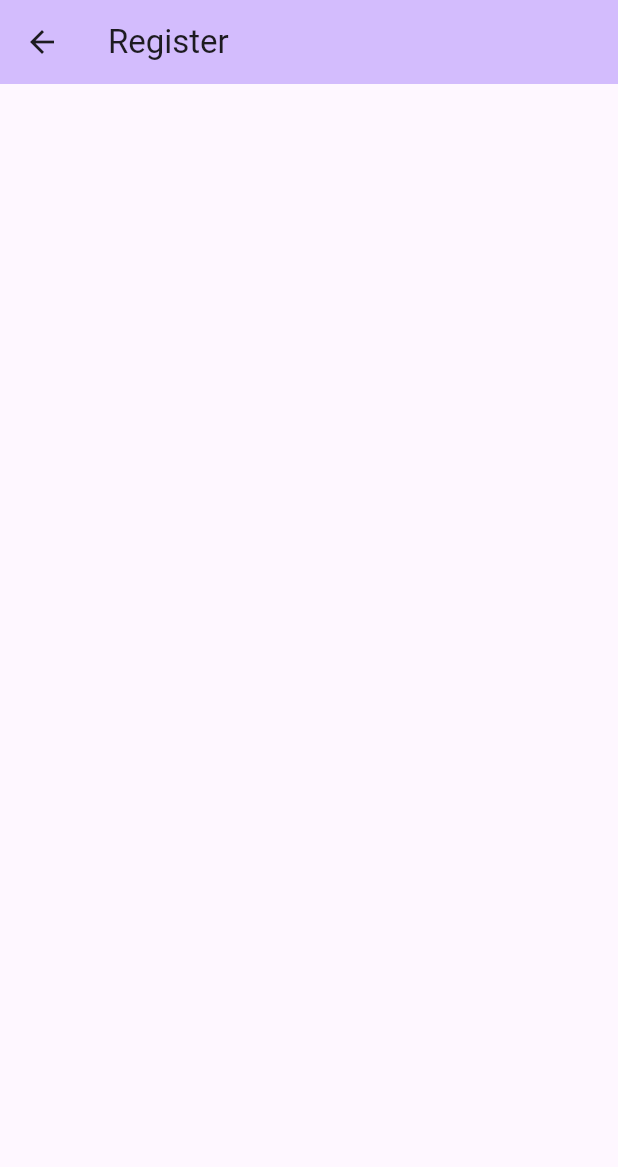
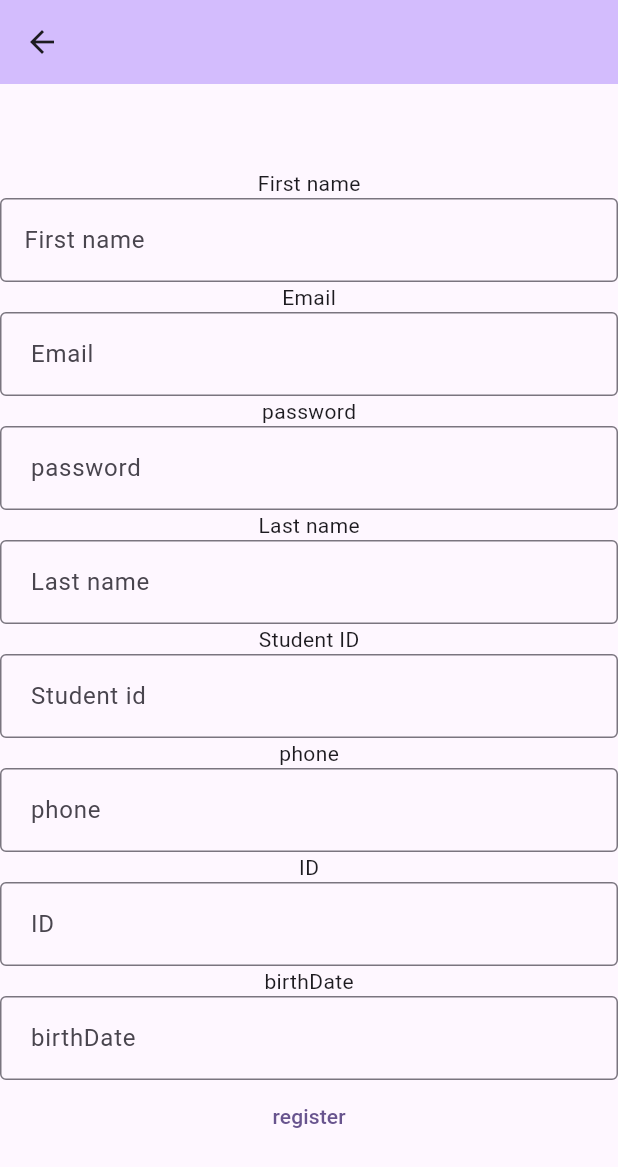
Before and after one commit to sanadabushawqi/finalproject, a Flutter app: the screen it shows after launch, after a tap on "sign up", on a phone screen of 412 x 824 dp. Shown: the top 1167 px of the screen. Run offline on Flutter 3.47's test engine with Material 3 defaults, Android fonts, the phone set to English and light mode, and no system bars; missing offline and left inert: mysql1.

Commit message:
Merge remote-tracking branch 'origin/master'

```diff
--- a/lib/Models/Student.dart
+++ b/lib/Models/Student.dart
@@ -17,7 +17,7 @@ class Student{
     this.email="",
   });
 
-  factory student.fromJson(Map<String, dynamic> json)=>Student(
+  factory Student.fromJson(Map<String, dynamic> json)=>Student(
     studentID:json["studentID"],
     firstName:json["firstName"],
     lastName:json[" lastName"],
--- a/lib/Models/User.dart
+++ b/lib/Models/User.dart
@@ -1,31 +1,32 @@
 class User{
-  String id;
-  String name;
-  String phone;
-  String note;
-  String Address;
+  String userID;
+  String firstName;
+  String lastName;
+  String password;
+  String createdDateTime;
+
 
   User({
-    this.id="",
-    this.name="",
-    this.phone="",
-    this.note="",
-    this.Address="",
+    this.userID="",
+    this.firstName="",
+    this.lastName="",
+    this.password="",
+    this.createdDateTime="",
   });
 
   factory User.fromJson(Map<String, dynamic> json)=>User(
-    id:json["id"],
-    name:json["name"],
-    phone:json["phone"],
-    note:json["note"],
-    Address:json["Address"],
+    userID:json["id"],
+    firstName:json["name"],
+    lastName:json["phone"],
+    password:json["note"],
+    createdDateTime:json["Address"],
   );
 
   Map<String,dynamic>tojson()=>{
-    "id":id,
-    "name":name,
-    "phone":phone,
-    "note":note,
-    "Address":Address,
+    "id":userID,
+    "name":firstName,
+    "phone":lastName,
+    "note":password,
+    "Address":createdDateTime,
   };
 }
--- a/lib/Utils/DB.dart
+++ b/lib/Utils/DB.dart
@@ -1,4 +1,6 @@
 import 'package:mysql1/mysql1.dart';
+
+import '../Models/User.dart';
 
 var _conn;
 /*
@@ -30,7 +32,7 @@ Future<void> showUsers() async {
 
 
 
-Future<void> insertUser(firstName, secondName,passWord) async {
+Future<void> insertUser(User user) async {
   var settings = new ConnectionSettings(
       host: '10.0.2.2',
       port: 3306,
@@ -41,7 +43,7 @@ Future<void> insertUser(firstName, secondName,passWord) async {
 
   var result = await conn.query(
       'insert into users (firstName, password, lastName) values (?, ?,?)',
-      [firstName, passWord, secondName]);
+      [user.firstName, user.password, user.lastName]);
   print('Inserted row id=${result.insertId}');
 
 
--- a/lib/Views/RegisterScreen.dart
+++ b/lib/Views/RegisterScreen.dart
@@ -1,7 +1,13 @@
 import 'package:flutter/material.dart';
 
+import '../Models/User.dart';
+import '../Utils/DB.dart';
+
 class RegisterScreen extends StatefulWidget {
-  const RegisterScreen({super.key, });
+  const RegisterScreen({super.key,});
+
+
+
 
 
 
@@ -11,16 +17,120 @@ class RegisterScreen extends StatefulWidget {
 }
 
 class RegisterPageState extends State<RegisterScreen> {
+  int _counter = 0;
+  final TextEditingController _txtEmail = TextEditingController();
+  final TextEditingController _txtPassword = TextEditingController();
+  final TextEditingController _txtFirstName = TextEditingController();
+  final TextEditingController _txtLastName = TextEditingController();
+  final TextEditingController _txtStudentID = TextEditingController();
+  final TextEditingController _txtPhone = TextEditingController();
+  final TextEditingController _txtID = TextEditingController();
+  final TextEditingController _txtBirthDate = TextEditingController();
+  void _incrementCounter() {
+    setState(() {
+      _counter++;
+    });
+  }
 
   @override
   Widget build(BuildContext context) {
-
     return Scaffold(
       appBar: AppBar(
-
         backgroundColor: Theme.of(context).colorScheme.inversePrimary,
-
-        title: Text("Register"),
+        title: Text(""),
+      ),
+      body: Center(
+          child: Column(
+            mainAxisAlignment: MainAxisAlignment.center,
+            children: <Widget>[
+            Text(
+            'First name',
+          ),
+          TextField(
+            decoration: InputDecoration(
+              border: OutlineInputBorder(),
+              hintText: 'First name',
+            ),
+            controller: _txtFirstName,
+          ),
+          Text(
+            'Email',
+          ),
+          TextField(
+            decoration: InputDecoration(
+              border: OutlineInputBorder(),
+              hintText: ' Email',
+            ),
+            controller: _txtEmail,
+          ),
+          Text(
+            'password',
+          ),
+          TextField(
+            decoration: InputDecoration(
+              border: OutlineInputBorder(),
+              hintText: ' password',
+            ),
+            controller: _txtPassword,
+          ),
+          Text(
+            'Last name',
+          ),
+          TextField(
+            decoration: InputDecoration(
+              border: OutlineInputBorder(),
+              hintText: ' Last name',
+            ),
+            controller: _txtLastName,
+          ),
+          Text(
+            'Student ID',
+          ),
+          TextField(
+            decoration: InputDecoration(
+              border: OutlineInputBorder(),
+              hintText: ' Student id',
+            ),
+            controller: _txtStudentID,
+          ),
+          Text(
+            'phone',
+          ),
+          TextField(
+            decoration: InputDecoration(
+              border: OutlineInputBorder(),
+              hintText: ' phone',
+            ),
+            controller: _txtPhone,
+          ),
+          Text(
+            'ID',
+          ),
+          TextField(
+            decoration: InputDecoration(
+              border: OutlineInputBorder(),
+              hintText: ' ID',
+            ),
+            controller: _txtID,
+          ),
+          Text(
+            'birthDate',
+          ),
+          TextField(
+            decoration: InputDecoration(
+              border: OutlineInputBorder(),
+              hintText: ' birthDate',
+            ),
+            controller: _txtBirthDate,
+          ),
+              TextButton(onPressed: () {
+                var user = new User();
+                user.firstName = _txtFirstName.text;
+                user.lastName = _txtLastName.text;
+                user.password = _txtPassword.text;
+                insertUser(user);
+              }, child: Text("register"))
+        ],),
       ),
     );
   }
--- a/lib/main.dart
+++ b/lib/main.dart
@@ -1,4 +1,5 @@
 import 'package:flutter/material.dart';
+import 'package:untitled/Models/User.dart';
 import 'package:untitled/Utils/Utils.dart';
 import 'package:untitled/Views/RegisterScreen.dart';
 
@@ -91,12 +92,12 @@ class _MyHomePageState extends State<MyHomePage> {
               children: [
                 ElevatedButton(
                     onPressed: () {
-                      insertUser('sanad', '6723176998642986', 'zedan');
+                      insertUser(new User());
                       Utils uti = new Utils();
                       uti.showMyDialog(context, _txtFirstname.text, _txtEmail.text);
                       // insertUser("firstName", "secondName", "passWord");
                     },
-                    child: Text("register")),
+                    child: Text("log in")),
                 ElevatedButton(
                     onPressed: () {
                       Navigator.push(
```
